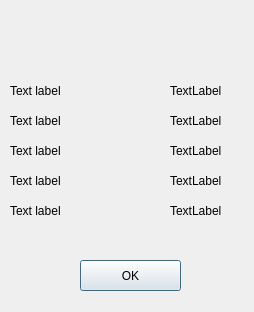
The window that Game/graphics/highscoredialog.ui (hoanhle/Colonization-Game) describes before a commit, drawn with Qt 5.
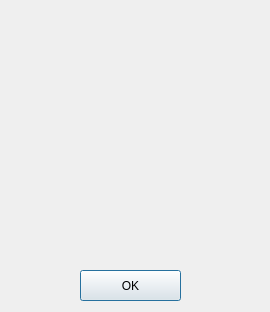
The same window after the commit.

```diff
--- a/Game/graphics/highscoredialog.ui
+++ b/Game/graphics/highscoredialog.ui
@@ -6,44 +6,31 @@
    <rect>
     <x>0</x>
     <y>0</y>
-    <width>254</width>
+    <width>270</width>
     <height>312</height>
    </rect>
   </property>
   <property name="windowTitle">
    <string>Dialog</string>
   </property>
-  <widget class="QLabel" name="player4">
-   <property name="geometry">
-    <rect>
-     <x>10</x>
-     <y>170</y>
-     <width>151</width>
-     <height>21</height>
-    </rect>
-   </property>
-   <property name="text">
-    <string>Text label</string>
-   </property>
-  </widget>
   <widget class="QLabel" name="score1">
    <property name="geometry">
     <rect>
-     <x>170</x>
-     <y>80</y>
-     <width>71</width>
+     <x>70</x>
+     <y>70</y>
+     <width>101</width>
      <height>21</height>
     </rect>
    </property>
    <property name="text">
-    <string>TextLabel</string>
+    <string>&lt;html&gt;&lt;head/&gt;&lt;body&gt;&lt;p align=&quot;center&quot;&gt;&lt;br/&gt;&lt;/p&gt;&lt;/body&gt;&lt;/html&gt;</string>
    </property>
   </widget>
   <widget class="QPushButton" name="pushButton">
    <property name="geometry">
     <rect>
      <x>80</x>
-     <y>260</y>
+     <y>270</y>
      <width>101</width>
      <height>31</height>
     </rect>
@@ -55,53 +42,27 @@
   <widget class="QLabel" name="score5">
    <property name="geometry">
     <rect>
-     <x>170</x>
-     <y>200</y>
-     <width>71</width>
+     <x>70</x>
+     <y>240</y>
+     <width>111</width>
      <height>21</height>
     </rect>
    </property>
    <property name="text">
-    <string>TextLabel</string>
-   </property>
-  </widget>
-  <widget class="QLabel" name="player2">
-   <property name="geometry">
-    <rect>
-     <x>10</x>
-     <y>110</y>
-     <width>151</width>
-     <height>21</height>
-    </rect>
-   </property>
-   <property name="text">
-    <string>Text label</string>
+    <string>&lt;html&gt;&lt;head/&gt;&lt;body&gt;&lt;p align=&quot;center&quot;&gt;&lt;br/&gt;&lt;/p&gt;&lt;/body&gt;&lt;/html&gt;</string>
    </property>
   </widget>
   <widget class="QLabel" name="score3">
    <property name="geometry">
     <rect>
-     <x>170</x>
-     <y>140</y>
-     <width>71</width>
+     <x>70</x>
+     <y>150</y>
+     <width>111</width>
      <height>21</height>
     </rect>
    </property>
    <property name="text">
-    <string>TextLabel</string>
-   </property>
-  </widget>
-  <widget class="QLabel" name="player1">
-   <property name="geometry">
-    <rect>
-     <x>10</x>
-     <y>80</y>
-     <width>151</width>
-     <height>21</height>
-    </rect>
-   </property>
-   <property name="text">
-    <string>Text label</string>
+    <string>&lt;html&gt;&lt;head/&gt;&lt;body&gt;&lt;p align=&quot;center&quot;&gt;&lt;br/&gt;&lt;/p&gt;&lt;/body&gt;&lt;/html&gt;</string>
    </property>
   </widget>
   <widget class="QLabel" name="label">
@@ -120,53 +81,27 @@
   <widget class="QLabel" name="score2">
    <property name="geometry">
     <rect>
-     <x>170</x>
+     <x>70</x>
      <y>110</y>
-     <width>71</width>
+     <width>111</width>
      <height>21</height>
     </rect>
    </property>
    <property name="text">
-    <string>TextLabel</string>
+    <string>&lt;html&gt;&lt;head/&gt;&lt;body&gt;&lt;p align=&quot;center&quot;&gt;&lt;br/&gt;&lt;/p&gt;&lt;/body&gt;&lt;/html&gt;</string>
    </property>
   </widget>
   <widget class="QLabel" name="score4">
    <property name="geometry">
     <rect>
-     <x>170</x>
-     <y>170</y>
-     <width>71</width>
+     <x>70</x>
+     <y>190</y>
+     <width>111</width>
      <height>21</height>
     </rect>
    </property>
    <property name="text">
-    <string>TextLabel</string>
-   </property>
-  </widget>
-  <widget class="QLabel" name="player3">
-   <property name="geometry">
-    <rect>
-     <x>10</x>
-     <y>140</y>
-     <width>151</width>
-     <height>21</height>
-    </rect>
-   </property>
-   <property name="text">
-    <string>Text label</string>
-   </property>
-  </widget>
-  <widget class="QLabel" name="player5">
-   <property name="geometry">
-    <rect>
-     <x>10</x>
-     <y>200</y>
-     <width>151</width>
-     <height>21</height>
-    </rect>
-   </property>
-   <property name="text">
-    <string>Text label</string>
+    <string>&lt;html&gt;&lt;head/&gt;&lt;body&gt;&lt;p align=&quot;center&quot;&gt;&lt;br/&gt;&lt;/p&gt;&lt;/body&gt;&lt;/html&gt;</string>
    </property>
   </widget>
  </widget>
```
Left out of the diff: 2 changed lines with no effect on the pictures.
